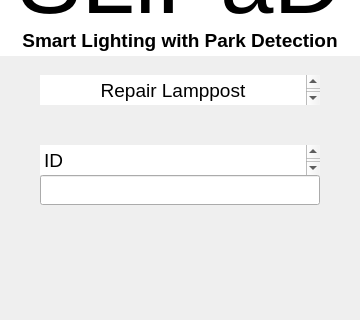
Above: remoteSystem/app/slipad/repairLamp.ui from ESRGgroup9/slipad before the change; both pictures show x 0 to 360 and y 115 to 435 of the 360 by 720 pixel window. Below: the same form after it.
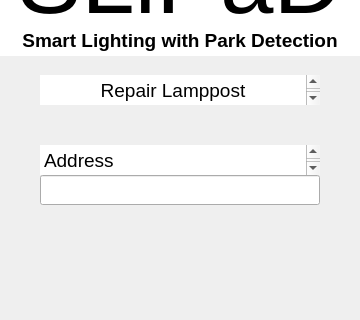
That is the form after the change. Icons and pictures are not drawn.

Patch:
```diff
--- a/remoteSystem/app/slipad/repairLamp.ui
+++ b/remoteSystem/app/slipad/repairLamp.ui
@@ -2461,7 +2461,7 @@
 &lt;html&gt;&lt;head&gt;&lt;meta name=&quot;qrichtext&quot; content=&quot;1&quot; /&gt;&lt;meta charset=&quot;utf-8&quot; /&gt;&lt;style type=&quot;text/css&quot;&gt;
 p, li { white-space: pre-wrap; }
 &lt;/style&gt;&lt;/head&gt;&lt;body style=&quot; font-family:'Ubuntu'; font-size:11pt; font-weight:400; font-style:normal;&quot;&gt;
-&lt;p style=&quot; margin-top:0px; margin-bottom:0px; margin-left:0px; margin-right:0px; -qt-block-indent:0; text-indent:0px;&quot;&gt;&lt;span style=&quot; font-size:14pt;&quot;&gt;ID&lt;/span&gt;&lt;/p&gt;&lt;/body&gt;&lt;/html&gt;</string>
+&lt;p style=&quot; margin-top:0px; margin-bottom:0px; margin-left:0px; margin-right:0px; -qt-block-indent:0; text-indent:0px;&quot;&gt;&lt;span style=&quot; font-size:14pt;&quot;&gt;Address&lt;/span&gt;&lt;/p&gt;&lt;/body&gt;&lt;/html&gt;</string>
     </property>
     <property name="textInteractionFlags">
      <set>Qt::LinksAccessibleByKeyboard|Qt::LinksAccessibleByMouse</set>
```
Left out of the diff: 2 changed lines with no effect on the pictures.
